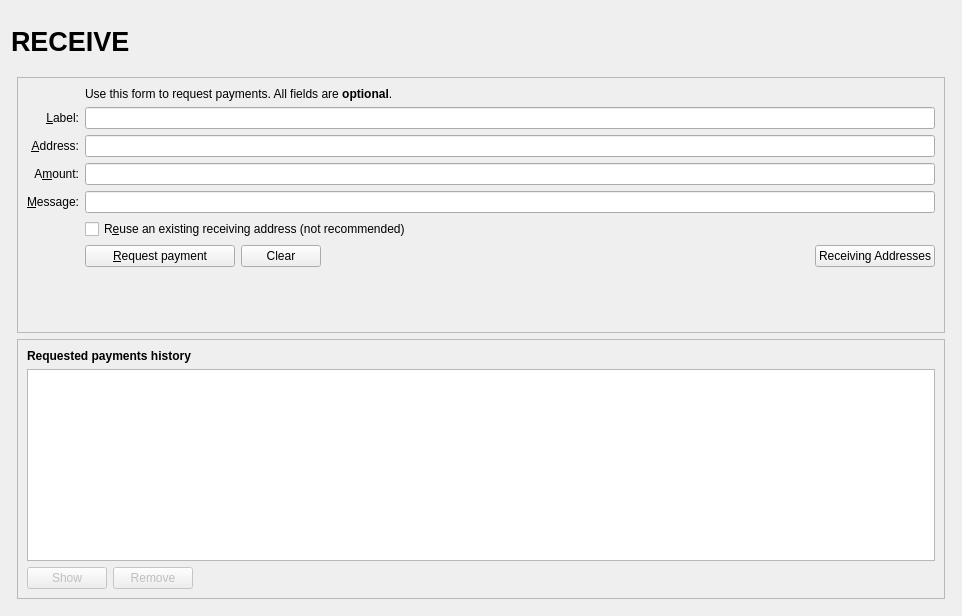
Old version of the form src/qt/forms/receivecoinsdialog.ui in the repository Khrysus-dev/KhrysusCoin.
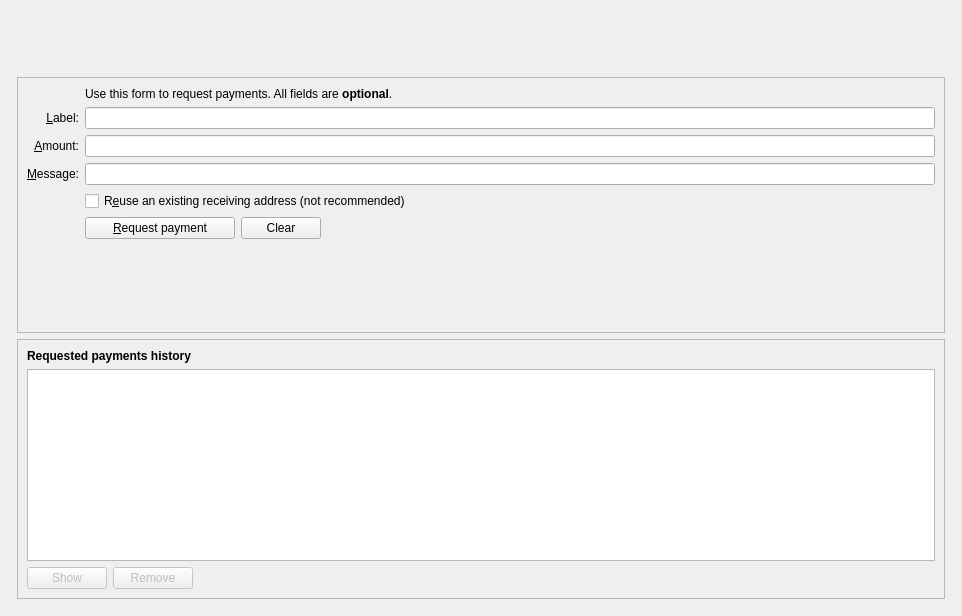
New version of the form. Icons and pictures are not drawn. Custom widgets are drawn as their Qt base class.

The edit to the form file:
```diff
--- a/src/qt/forms/receivecoinsdialog.ui
+++ b/src/qt/forms/receivecoinsdialog.ui
@@ -19,37 +19,20 @@
      <item>
       <widget class="QFrame" name="frame_Header">
        <layout class="QVBoxLayout" name="verticalLayout_8">
-        <property name="margin">
+        <property name="leftMargin">
+         <number>0</number>
+        </property>
+        <property name="topMargin">
+         <number>0</number>
+        </property>
+        <property name="rightMargin">
+         <number>0</number>
+        </property>
+        <property name="bottomMargin">
          <number>0</number>
         </property>
         <item>
-         <layout class="QHBoxLayout" name="horizontalLayout_Header" stretch="1,0,1">
-          <item>
-           <widget class="QLabel" name="labelOverviewHeaderLeft">
-            <property name="minimumSize">
-             <size>
-              <width>464</width>
-              <height>60</height>
-             </size>
-            </property>
-            <property name="maximumSize">
-             <size>
-              <width>16777215</width>
-              <height>60</height>
-             </size>
-            </property>
-            <property name="font">
-             <font>
-              <pointsize>20</pointsize>
-              <weight>75</weight>
-              <bold>true</bold>
-             </font>
-            </property>
-            <property name="text">
-             <string>RECEIVE</string>
-            </property>
-           </widget>
-          </item>
+         <layout class="QHBoxLayout" name="horizontalLayout_Header" stretch="1,0">
           <item>
            <spacer name="horizontalSpacer_3">
             <property name="orientation">
@@ -98,7 +81,16 @@
      <item>
       <widget class="QFrame" name="frame_BG">
        <layout class="QVBoxLayout" name="verticalLayout_5">
-        <property name="margin">
+        <property name="leftMargin">
+         <number>6</number>
+        </property>
+        <property name="topMargin">
+         <number>6</number>
+        </property>
+        <property name="rightMargin">
+         <number>6</number>
+        </property>
+        <property name="bottomMargin">
          <number>6</number>
         </property>
         <item>
@@ -118,6 +110,53 @@
           <layout class="QVBoxLayout" name="verticalLayout_3">
            <item>
             <layout class="QGridLayout" name="gridLayout">
+             <item row="7" column="2">
+              <widget class="QCheckBox" name="reuseAddress">
+               <property name="toolTip">
+                <string>Reuse one of the previously used receiving addresses.&lt;br&gt;Reusing addresses has security and privacy issues.&lt;br&gt;Do not use this unless re-generating a payment request made before.</string>
+               </property>
+               <property name="text">
+                <string>R&amp;euse an existing receiving address (not recommended)</string>
+               </property>
+              </widget>
+             </item>
+             <item row="7" column="0">
+              <widget class="QLabel" name="label_4">
+               <property name="text">
+                <string/>
+               </property>
+              </widget>
+             </item>
+             <item row="6" column="0">
+              <widget class="QLabel" name="label_3">
+               <property name="toolTip">
+                <string>An optional message to attach to the payment request, which will be displayed when the request is opened. Note: The message will not be sent with the payment over the Khrysus network.</string>
+               </property>
+               <property name="text">
+                <string>&amp;Message:</string>
+               </property>
+               <property name="alignment">
+                <set>Qt::AlignRight|Qt::AlignTrailing|Qt::AlignVCenter</set>
+               </property>
+               <property name="buddy">
+                <cstring>reqMessage</cstring>
+               </property>
+              </widget>
+             </item>
+             <item row="4" column="2">
+              <widget class="QLineEdit" name="reqLabel">
+               <property name="toolTip">
+                <string>An optional label to associate with the new receiving address.</string>
+               </property>
+              </widget>
+             </item>
+             <item row="6" column="2">
+              <widget class="QLineEdit" name="reqMessage">
+               <property name="toolTip">
+                <string>An optional message to attach to the payment request, which will be displayed when the request is opened.&lt;br&gt;Note: The message will not be sent with the payment over the Khrysus network.</string>
+               </property>
+              </widget>
+             </item>
              <item row="2" column="2">
               <widget class="QLabel" name="label_5">
                <property name="text">
@@ -141,52 +180,13 @@
                </property>
               </widget>
              </item>
-             <item row="4" column="2">
-              <widget class="QLineEdit" name="reqLabel">
-               <property name="toolTip">
-                <string>An optional label to associate with the new receiving address.</string>
-               </property>
-              </widget>
-             </item>
              <item row="5" column="0">
               <widget class="QLabel" name="label">
                <property name="toolTip">
-                <string>Your receiving address. You can copy and use it to receive coins on this wallet. A new one will be generated once it is used.</string>
-               </property>
-               <property name="text">
-                <string>&amp;Address:</string>
-               </property>
-               <property name="alignment">
-                <set>Qt::AlignRight|Qt::AlignTrailing|Qt::AlignVCenter</set>
-               </property>
-               <property name="buddy">
-                <cstring>reqAddress</cstring>
-               </property>
-              </widget>
-             </item>
-             <item row="5" column="2">
-              <widget class="QLineEdit" name="reqAddress">
-               <property name="readOnly">
-                <bool>true</bool>
-               </property>
-               <property name="minimumSize">
-                <size>
-                 <width>80</width>
-                 <height>0</height>
-                </size>
-               </property>
-               <property name="toolTip">
-                <string>Your receiving address. You can copy and use it to receive coins on this wallet. A new one will be generated once it is used.</string>
-               </property>
-              </widget>
-             </item>
-             <item row="6" column="0">
-              <widget class="QLabel" name="label_8">
-               <property name="toolTip">
                 <string>An optional amount to request. Leave this empty or zero to not request a specific amount.</string>
                </property>
                <property name="text">
-                <string>A&amp;mount:</string>
+                <string>&amp;Amount:</string>
                </property>
                <property name="alignment">
                 <set>Qt::AlignRight|Qt::AlignTrailing|Qt::AlignVCenter</set>
@@ -196,7 +196,7 @@
                </property>
               </widget>
              </item>
-             <item row="6" column="2">
+             <item row="5" column="2">
               <widget class="BitcoinAmountField" name="reqAmount">
                <property name="minimumSize">
                 <size>
@@ -209,54 +209,14 @@
                </property>
               </widget>
              </item>
-             <item row="7" column="0">
-              <widget class="QLabel" name="label_3">
-               <property name="toolTip">
-                <string>An optional message to attach to the payment request, which will be displayed when the request is opened. Note: The message will not be sent with the payment over the Khrysus network.</string>
-               </property>
-               <property name="text">
-                <string>&amp;Message:</string>
-               </property>
-               <property name="alignment">
-                <set>Qt::AlignRight|Qt::AlignTrailing|Qt::AlignVCenter</set>
-               </property>
-               <property name="buddy">
-                <cstring>reqMessage</cstring>
-               </property>
-              </widget>
-             </item>
-             <item row="7" column="2">
-              <widget class="QLineEdit" name="reqMessage">
-               <property name="toolTip">
-                <string>An optional message to attach to the payment request, which will be displayed when the request is opened.&lt;br&gt;Note: The message will not be sent with the payment over the Khrysus network.</string>
-               </property>
-              </widget>
-             </item>
              <item row="8" column="0">
-              <widget class="QLabel" name="label_4">
-               <property name="text">
-                <string/>
-               </property>
-              </widget>
-             </item>
-             <item row="8" column="2">
-              <widget class="QCheckBox" name="reuseAddress">
-               <property name="toolTip">
-                <string>Reuse one of the previously used receiving addresses.&lt;br&gt;Reusing addresses has security and privacy issues.&lt;br&gt;Do not use this unless re-generating a payment request made before.</string>
-               </property>
-               <property name="text">
-                <string>R&amp;euse an existing receiving address (not recommended)</string>
-               </property>
-              </widget>
-             </item>
-             <item row="9" column="0">
               <widget class="QLabel" name="label_7">
                <property name="text">
                 <string/>
                </property>
               </widget>
              </item>
-             <item row="9" column="2">
+             <item row="8" column="2">
               <layout class="QHBoxLayout" name="horizontalLayout">
                <item>
                 <widget class="QPushButton" name="receiveButton">
@@ -311,23 +271,9 @@
                  </property>
                 </spacer>
                </item>
-               <item>
-                <widget class="QPushButton" name="receivingAddressesButton">
-                 <property name="text">
-                  <string>Receiving Addresses</string>
-                 </property>
-                 <property name="icon">
-                  <iconset resource="../khrysus.qrc">
-                   <normaloff>:/icons/address-book</normaloff>:/icons/address-book</iconset>
-                 </property>
-                 <property name="autoDefault">
-                  <bool>false</bool>
-                 </property>
-                </widget>
-               </item>
               </layout>
              </item>
-             <item row="10" column="2">
+             <item row="9" column="2">
               <spacer name="verticalSpacer">
                <property name="orientation">
                 <enum>Qt::Vertical</enum>
```
Left out of the diff: 1 changed line with no effect on the pictures.
